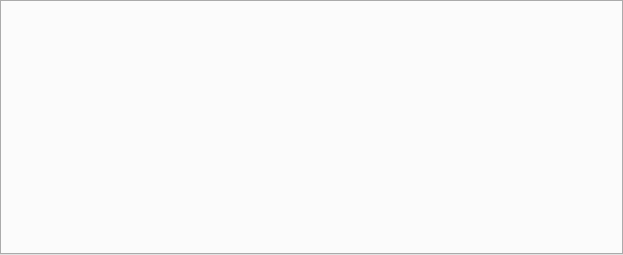
The window that src/ui/qgsmessagelogviewer.ui (qgis/QGIS) describes before a commit, drawn with Qt 5.
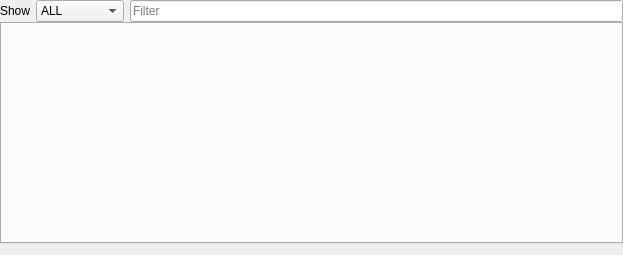
The same window after the commit.

Commit message: [FEATURE] Allow filtering in QMessageLogViewer this adds the capability of filtering QMessageLogViewer logs by loglevel and by a message string filter

Diff of the .ui file:
```diff
--- a/src/ui/qgsmessagelogviewer.ui
+++ b/src/ui/qgsmessagelogviewer.ui
@@ -16,21 +16,69 @@
   <property name="modal">
    <bool>true</bool>
   </property>
-  <layout class="QGridLayout">
-   <property name="margin">
-    <number>0</number>
-   </property>
+  <layout class="QVBoxLayout" name="verticalLayout">
    <property name="spacing">
     <number>0</number>
    </property>
-   <item row="0" column="0">
+   <property name="leftMargin">
+    <number>0</number>
+   </property>
+   <property name="topMargin">
+    <number>0</number>
+   </property>
+   <property name="rightMargin">
+    <number>0</number>
+   </property>
+   <item>
+    <layout class="QHBoxLayout" name="horizontalLayout">
+     <item>
+      <widget class="QLabel" name="label">
+       <property name="text">
+        <string>Show</string>
+       </property>
+      </widget>
+     </item>
+     <item>
+      <widget class="QComboBox" name="mLevelBox">
+       <item>
+        <property name="text">
+         <string>ALL</string>
+        </property>
+       </item>
+       <item>
+        <property name="text">
+         <string>INFO</string>
+        </property>
+       </item>
+       <item>
+        <property name="text">
+         <string>WARNING</string>
+        </property>
+       </item>
+       <item>
+        <property name="text">
+         <string>CRITICAL</string>
+        </property>
+       </item>
+      </widget>
+     </item>
+     <item>
+      <widget class="QLineEdit" name="mFilterEdit">
+       <property name="placeholderText">
+        <string>Filter</string>
+       </property>
+       <property name="clearButtonEnabled">
+        <bool>true</bool>
+       </property>
+      </widget>
+     </item>
+    </layout>
+   </item>
+   <item>
     <widget class="QTabWidget" name="tabWidget">
      <property name="currentIndex">
       <number>-1</number>
      </property>
-     <property name="tabsClosable">
-      <bool>true</bool>
-     </property>
     </widget>
    </item>
   </layout>
```
The commit also changes 2 other files.
